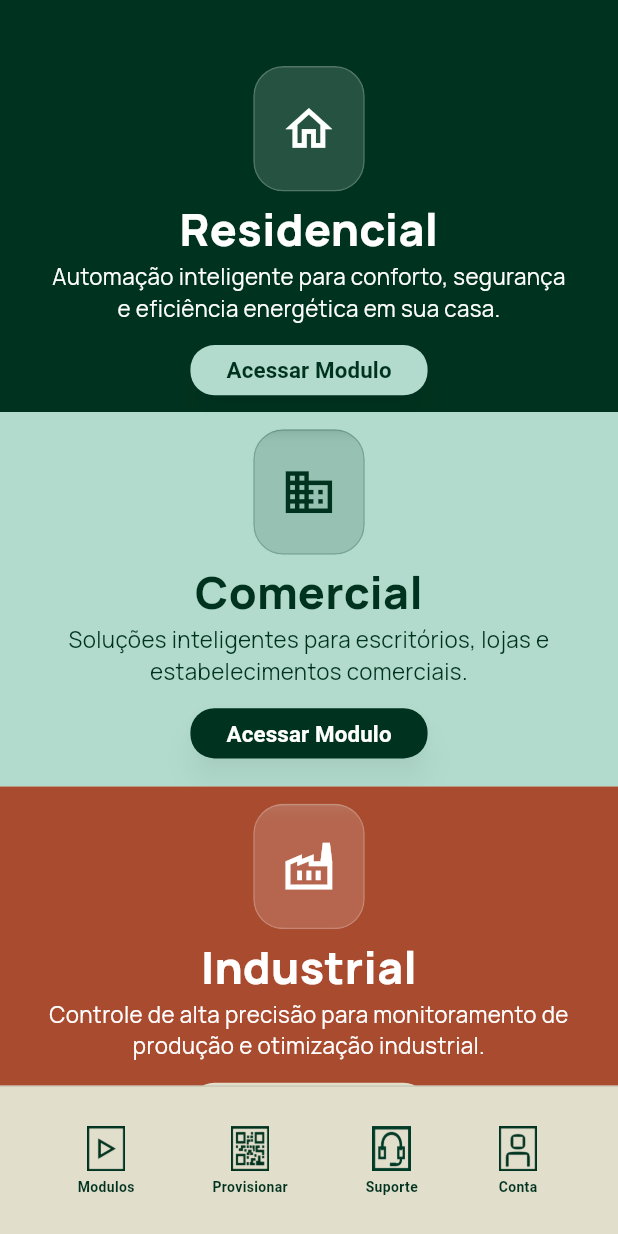
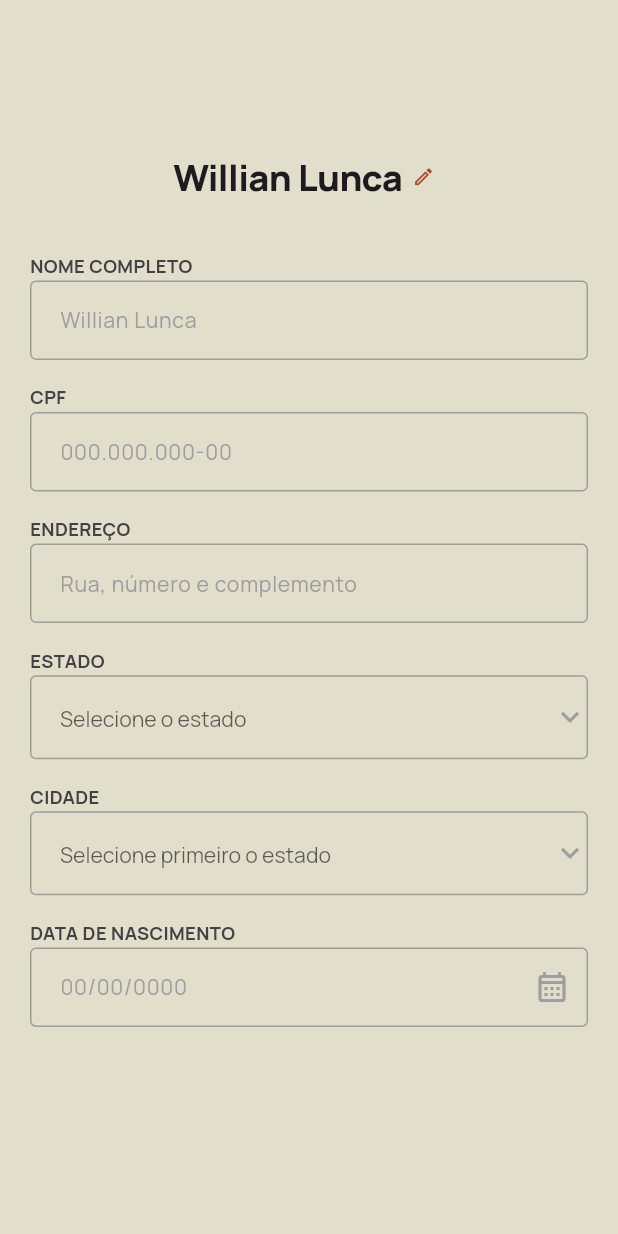
Before and after one commit to willianlunca/billhard_app_mobile, a Flutter app: the Modulos screen opened directly, after a tap on "Conta", on a phone screen of 412 x 824 dp. Run offline on Flutter 3.47's test engine with Material 3 defaults, Android fonts, the phone set to English and light mode, and no system bars; our stand-ins replace google_fonts, lottie, shared_preferences, supabase_flutter; missing offline and left inert: flutter_carplay; accounts and stored records are empty.

Commit message:
Criando tela de conta de usuário

```diff
--- a/lib/main.dart
+++ b/lib/main.dart
@@ -6,6 +6,7 @@ import 'package:flutter/services.dart';
 import 'package:billhard_app_mobile/pages/modulos.dart';
 import 'package:billhard_app_mobile/pages/equipamentos.dart';
 import 'package:billhard_app_mobile/pages/login.dart';
+import 'package:billhard_app_mobile/pages/conta.dart';
 import 'package:billhard_app_mobile/pages/novo_usuario.dart';
 import 'package:billhard_app_mobile/pages/recupera_senha.dart';
 import 'package:billhard_app_mobile/services/pagina_persistente_service.dart';
@@ -47,6 +48,7 @@ class _AuthCheckState extends State<AuthCheck> {
       'Novousuario': const Novousuario(),
       'RecuperaSenha': const RecuperaSenha(),
       'Modulos': const Modulos(),
+      'Conta': const Conta(),
     };
 
     setState(() {
--- /dev/null
+++ b/lib/pages/conta.dart
@@ -0,0 +1,520 @@
+import 'dart:convert';
+
+import 'package:flutter/material.dart';
+import 'package:flutter/services.dart';
+import 'package:google_fonts/google_fonts.dart';
+import 'package:http/http.dart' as http;
+
+import 'package:billhard_app_mobile/colors/colors.dart';
+import 'package:billhard_app_mobile/services/pagina_persistente_service.dart';
+import 'package:billhard_app_mobile/utils/responsive.dart';
+
+class Conta extends StatefulWidget {
+  const Conta({super.key});
+
+  @override
+  State<Conta> createState() => _ContaState();
+}
+
+class _ContaState extends State<Conta> {
+  bool modoEdicao = false;
+  bool carregandoCidades = false;
+
+  final FocusNode senhaFocus = FocusNode();
+
+  final TextEditingController nomeController = TextEditingController();
+  final TextEditingController cpfController = TextEditingController();
+  final TextEditingController enderecoController = TextEditingController();
+  final TextEditingController dataNascimentoController =
+      TextEditingController();
+
+  String? estadoSelecionado;
+  String? cidadeSelecionada;
+
+  List<String> cidades = [];
+
+  final List<String> estados = [
+    'AC',
+    'AL',
+    'AP',
+    'AM',
+    'BA',
+    'CE',
+    'DF',
+    'ES',
+    'GO',
+    'MA',
+    'MT',
+    'MS',
+    'MG',
+    'PA',
+    'PB',
+    'PR',
+    'PE',
+    'PI',
+    'RJ',
+    'RN',
+    'RS',
+    'RO',
+    'RR',
+    'SC',
+    'SP',
+    'SE',
+    'TO',
+  ];
+
+  @override
+  void initState() {
+    super.initState();
+    _salvarPaginaAtual();
+  }
+
+  Future<void> _salvarPaginaAtual() async {
+    await PaginaPersistenteService.salvarPagina('Conta');
+
+    debugPrint('Página Conta salva');
+  }
+
+  void alternarModoEdicao() {
+    if (modoEdicao) {
+      FocusManager.instance.primaryFocus?.unfocus();
+    }
+
+    setState(() {
+      modoEdicao = !modoEdicao;
+    });
+
+    debugPrint('Modo edição: $modoEdicao');
+  }
+
+  Future<void> carregarCidades(String estado) async {
+    setState(() {
+      carregandoCidades = true;
+      cidadeSelecionada = null;
+      cidades = [];
+    });
+
+    try {
+      final url = Uri.parse(
+        'https://servicodados.ibge.gov.br/api/v1/localidades/estados/'
+        '$estado/municipios?orderBy=nome',
+      );
+
+      final resposta = await http.get(url);
+
+      if (resposta.statusCode != 200) {
+        throw Exception('Erro ao carregar cidades');
+      }
+
+      final List<dynamic> dados = jsonDecode(resposta.body);
+
+      final novasCidades = dados
+          .map((cidade) => cidade['nome'].toString())
+          .toList();
+
+      if (!mounted) {
+        return;
+      }
+
+      setState(() {
+        cidades = novasCidades;
+      });
+    } catch (erro) {
+      debugPrint('Erro ao carregar cidades: $erro');
+
+      if (!mounted) {
+        return;
+      }
+
+      ScaffoldMessenger.of(context).showSnackBar(
+        const SnackBar(content: Text('Não foi possível carregar as cidades.')),
+      );
+    } finally {
+      if (mounted) {
+        setState(() {
+          carregandoCidades = false;
+        });
+      }
+    }
+  }
+
+  Future<void> selecionarDataNascimento() async {
+    if (!modoEdicao) {
+      return;
+    }
+
+    final agora = DateTime.now();
+
+    final dataSelecionada = await showDatePicker(
+      context: context,
+      initialDate: DateTime(1990),
+      firstDate: DateTime(1900),
+      lastDate: agora,
+      initialEntryMode: DatePickerEntryMode.calendarOnly,
+      locale: const Locale('pt', 'BR'),
+      helpText: 'DATA DE NASCIMENTO',
+      cancelText: 'CANCELAR',
+      confirmText: 'CONFIRMAR',
+    );
+
+    if (dataSelecionada == null) {
+      return;
+    }
+
+    final dia = dataSelecionada.day.toString().padLeft(2, '0');
+    final mes = dataSelecionada.month.toString().padLeft(2, '0');
+    final ano = dataSelecionada.year.toString();
+
+    setState(() {
+      dataNascimentoController.text = '$dia/$mes/$ano';
+    });
+  }
+
+  InputDecoration inputDecoration({
+    required String hintText,
+    Widget? suffixIcon,
+  }) {
+    return InputDecoration(
+      hintText: hintText,
+      hintStyle: GoogleFonts.manrope(
+        fontWeight: FontWeight.w400,
+        color: Colors.grey.shade500,
+      ),
+      suffixIcon: suffixIcon,
+      contentPadding: const EdgeInsets.symmetric(horizontal: 16, vertical: 16),
+      enabledBorder: OutlineInputBorder(
+        borderRadius: BorderRadius.circular(4),
+        borderSide: const BorderSide(color: Colors.grey, width: 1),
+      ),
+      disabledBorder: OutlineInputBorder(
+        borderRadius: BorderRadius.circular(4),
+        borderSide: const BorderSide(color: Colors.grey, width: 1),
+      ),
+      focusedBorder: OutlineInputBorder(
+        borderRadius: BorderRadius.circular(4),
+        borderSide: const BorderSide(color: Colors.grey, width: 1),
+      ),
+    );
+  }
+
+  Widget tituloCampo({
+    required String titulo,
+    required BillhardResponsive ui,
+    double margemSuperior = 0.05,
+  }) {
+    return Container(
+      width: ui.cardWidth,
+      margin: EdgeInsets.only(top: ui.cardHeight * margemSuperior),
+      child: Row(
+        children: [
+          Text(
+            titulo,
+            style: GoogleFonts.manrope(
+              fontSize: ui.titleSize * 0.33,
+              fontWeight: FontWeight.w700,
+              color: Colors.grey.shade800,
+            ),
+          ),
+        ],
+      ),
+    );
+  }
+
+  @override
+  void dispose() {
+    senhaFocus.dispose();
+    nomeController.dispose();
+    cpfController.dispose();
+    enderecoController.dispose();
+    dataNascimentoController.dispose();
+
+    super.dispose();
+  }
+
+  @override
+  Widget build(BuildContext context) {
+    final ui = BillhardResponsive(context);
+
+    final estiloInput = GoogleFonts.manrope(
+      fontSize: ui.titleSize * 0.38,
+      fontWeight: FontWeight.w400,
+      color: Colors.black,
+    );
+
+    return Scaffold(
+      backgroundColor: BillhardColors.bege,
+      body: Stack(
+        children: [
+          SingleChildScrollView(
+            child: Column(
+              children: [
+                Container(
+                  margin: EdgeInsets.only(top: ui.cardHeight * 0.3),
+                  child: Row(
+                    mainAxisAlignment: MainAxisAlignment.center,
+                    children: [
+                      Container(
+                        child: Text(
+                          'Willian Lunca',
+                          style: GoogleFonts.manrope(
+                            fontSize: ui.titleSize * 0.65,
+                            fontWeight: FontWeight.w900,
+                            letterSpacing: -0.4,
+                          ),
+                        ),
+                      ),
+                      Container(
+                        child: Material(
+                          color: Colors.transparent,
+                          shape: const CircleBorder(),
+                          child: InkWell(
+                            customBorder: const CircleBorder(),
+                            splashColor: BillhardColors.verdePrincipal
+                                .withValues(alpha: 0.20),
+                            highlightColor: Colors.transparent,
+                            onTap: alternarModoEdicao,
+                            child: const SizedBox(
+                              width: 28,
+                              height: 28,
+                              child: Center(
+                                child: Icon(
+                                  Icons.edit_outlined,
+                                  color: BillhardColors.terraCota,
+                                  size: 15,
+                                ),
+                              ),
+                            ),
+                          ),
+                        ),
+                      ),
+                    ],
+                  ),
+                ),
+
+                tituloCampo(
+                  titulo: 'NOME COMPLETO',
+                  ui: ui,
+                  margemSuperior: 0.1,
+                ),
+
+                SizedBox(
+                  width: ui.cardWidth,
+                  child: IgnorePointer(
+                    ignoring: !modoEdicao,
+                    child: TextFormField(
+                      controller: nomeController,
+                      readOnly: !modoEdicao,
+                      keyboardType: TextInputType.name,
+                      textCapitalization: TextCapitalization.words,
+                      textInputAction: TextInputAction.next,
+                      style: estiloInput,
+                      decoration: inputDecoration(hintText: 'Willian Lunca'),
+                    ),
+                  ),
+                ),
+
+                tituloCampo(titulo: 'CPF', ui: ui),
+
+                SizedBox(
+                  width: ui.cardWidth,
+                  child: IgnorePointer(
+                    ignoring: !modoEdicao,
+                    child: TextFormField(
+                      controller: cpfController,
+                      readOnly: !modoEdicao,
+                      keyboardType: TextInputType.number,
+                      textInputAction: TextInputAction.next,
+                      inputFormatters: [
+                        FilteringTextInputFormatter.digitsOnly,
+                        LengthLimitingTextInputFormatter(11),
+                        CpfInputFormatter(),
+                      ],
+                      style: estiloInput,
+                      decoration: inputDecoration(hintText: '000.000.000-00'),
+                    ),
+                  ),
+                ),
+
+                tituloCampo(titulo: 'ENDEREÇO', ui: ui),
+
+                SizedBox(
+                  width: ui.cardWidth,
+                  child: IgnorePointer(
+                    ignoring: !modoEdicao,
+                    child: TextFormField(
+                      controller: enderecoController,
+                      readOnly: !modoEdicao,
+                      keyboardType: TextInputType.streetAddress,
+                      textCapitalization: TextCapitalization.words,
+                      textInputAction: TextInputAction.next,
+                      style: estiloInput,
+                      decoration: inputDecoration(
+                        hintText: 'Rua, número e complemento',
+                      ),
+                    ),
+                  ),
+                ),
+
+                tituloCampo(titulo: 'ESTADO', ui: ui),
+
+                SizedBox(
+                  width: ui.cardWidth,
+                  child: IgnorePointer(
+                    ignoring: !modoEdicao,
+                    child: DropdownButtonFormField<String>(
+                      initialValue: estadoSelecionado,
+                      isExpanded: true,
+                      style: estiloInput,
+                      decoration: inputDecoration(
+                        hintText: 'Selecione o estado',
+                      ),
+                      icon: const Icon(
+                        Icons.keyboard_arrow_down,
+                        color: Colors.grey,
+                      ),
+                      items: estados.map((estado) {
+                        return DropdownMenuItem<String>(
+                          value: estado,
+                          child: Text(estado, style: estiloInput),
+                        );
+                      }).toList(),
+                      onChanged: modoEdicao
+                          ? (novoEstado) {
+                              if (novoEstado == null) {
+                                return;
+                              }
+
+                              setState(() {
+                                estadoSelecionado = novoEstado;
+                              });
+
+                              carregarCidades(novoEstado);
+                            }
+                          : null,
+                    ),
+                  ),
+                ),
+
+                tituloCampo(titulo: 'CIDADE', ui: ui),
+
+                SizedBox(
+                  width: ui.cardWidth,
+                  child: IgnorePointer(
+                    ignoring:
+                        !modoEdicao ||
+                        estadoSelecionado == null ||
+                        carregandoCidades,
+                    child: DropdownButtonFormField<String>(
+                      initialValue: cidadeSelecionada,
+                      isExpanded: true,
+                      style: estiloInput,
+                      decoration: inputDecoration(
+                        hintText: carregandoCidades
+                            ? 'Carregando cidades...'
+                            : estadoSelecionado == null
+                            ? 'Selecione primeiro o estado'
+                            : 'Selecione a cidade',
+                        suffixIcon: carregandoCidades
+                            ? const Padding(
+                                padding: EdgeInsets.all(14),
+                                child: SizedBox(
+                                  width: 18,
+                                  height: 18,
+                                  child: CircularProgressIndicator(
+                                    strokeWidth: 2,
+                                  ),
+                                ),
+                              )
+                            : null,
+                      ),
+                      icon: const Icon(
+                        Icons.keyboard_arrow_down,
+                        color: Colors.grey,
+                      ),
+                      items: cidades.map((cidade) {
+                        return DropdownMenuItem<String>(
+                          value: cidade,
+                          child: Text(
+                            cidade,
+                            overflow: TextOverflow.ellipsis,
+                            style: estiloInput,
+                          ),
+                        );
+                      }).toList(),
+                      onChanged: modoEdicao && !carregandoCidades
+                          ? (novaCidade) {
+                              setState(() {
+                                cidadeSelecionada = novaCidade;
+                              });
+                            }
+                          : null,
+                    ),
+                  ),
+                ),
+
+                tituloCampo(titulo: 'DATA DE NASCIMENTO', ui: ui),
+
+                SizedBox(
+                  width: ui.cardWidth,
+                  child: IgnorePointer(
+                    ignoring: !modoEdicao,
+                    child: TextFormField(
+                      controller: dataNascimentoController,
+                      readOnly: true,
+                      style: estiloInput,
+                      onTap: selecionarDataNascimento,
+                      decoration: inputDecoration(
+                        hintText: '00/00/0000',
+                        suffixIcon: const Icon(
+                          Icons.calendar_month_outlined,
+                          color: Colors.grey,
+                        ),
+                      ),
+                    ),
+                  ),
+                ),
+
+                SizedBox(height: ui.cardHeight * 0.15),
+              ],
+            ),
+          ),
+        ],
+      ),
+    );
+  }
+}
+
+class CpfInputFormatter extends TextInputFormatter {
+  @override
+  TextEditingValue formatEditUpdate(
+    TextEditingValue oldValue,
+    TextEditingValue newValue,
+  ) {
+    final numeros = newValue.text.replaceAll(RegExp(r'[^0-9]'), '');
+
+    if (numeros.isEmpty) {
+      return const TextEditingValue();
+    }
+
+    final buffer = StringBuffer();
+
+    for (int i = 0; i < numeros.length && i < 11; i++) {
+      if (i == 3 || i == 6) {
+        buffer.write('.');
+      }
+
+      if (i == 9) {
+        buffer.write('-');
+      }
+
+      buffer.write(numeros[i]);
+    }
+
+    final textoFormatado = buffer.toString();
+
+    return TextEditingValue(
+      text: textoFormatado,
+      selection: TextSelection.collapsed(offset: textoFormatado.length),
+    );
+  }
+}
--- a/lib/pages/modulos.dart
+++ b/lib/pages/modulos.dart
@@ -6,6 +6,7 @@ import 'package:google_fonts/google_fonts.dart';
 import 'package:billhard_app_mobile/colors/colors.dart';
 import 'package:billhard_app_mobile/services/pagina_persistente_service.dart';
 import 'package:billhard_app_mobile/utils/responsive.dart';
+import 'package:billhard_app_mobile/pages/conta.dart';
 
 class Modulos extends StatefulWidget {
   const Modulos({super.key});
@@ -329,13 +330,21 @@ class _ModulosState extends State<Modulos> {
                 mainAxisAlignment: MainAxisAlignment.spaceEvenly,
                 crossAxisAlignment: CrossAxisAlignment.center,
                 children: [
-                  InkWell(
+                  Material(
+                    color: Colors.transparent,
+                    child: InkWell(
+                      customBorder: const CircleBorder(),
+                      splashColor: BillhardColors.verdePrincipal.withOpacity(
+                        0.20,
+                      ),
+                      highlightColor: Colors.transparent,
                       onTap: () {
                         print('click');
                       },
-                    child: Center(
+                      child: SizedBox(
+                        width: 90,
+                        height: 90,
                         child: Column(
-                        mainAxisSize: MainAxisSize.min,
                           mainAxisAlignment: MainAxisAlignment.center,
                           children: [
                             SizedBox(
@@ -346,9 +355,10 @@ class _ModulosState extends State<Modulos> {
                                 fit: BoxFit.contain,
                               ),
                             ),
-                          const SizedBox(height: 4),
+                            const SizedBox(height: 6),
                             Text(
                               'Modulos',
+                              textAlign: TextAlign.center,
                               style: TextStyle(
                                 fontSize: ui.titleSize * 0.25,
                                 fontWeight: FontWeight.w700,
@@ -359,14 +369,23 @@ class _ModulosState extends State<Modulos> {
                         ),
                       ),
                     ),
+                  ),
 
-                  InkWell(
+                  Material(
+                    color: Colors.transparent,
+                    child: InkWell(
+                      customBorder: const CircleBorder(),
+                      splashColor: BillhardColors.verdePrincipal.withOpacity(
+                        0.20,
+                      ),
+                      highlightColor: Colors.transparent,
                       onTap: () {
                         print('click');
                       },
-                    child: Center(
+                      child: SizedBox(
+                        width: 90,
+                        height: 90,
                         child: Column(
-                        mainAxisSize: MainAxisSize.min,
                           mainAxisAlignment: MainAxisAlignment.center,
                           children: [
                             SizedBox(
@@ -377,9 +396,10 @@ class _ModulosState extends State<Modulos> {
                                 fit: BoxFit.contain,
                               ),
                             ),
-                          const SizedBox(height: 4),
+                            const SizedBox(height: 6),
                             Text(
                               'Provisionar',
+                              textAlign: TextAlign.center,
                               style: TextStyle(
                                 fontSize: ui.titleSize * 0.25,
                                 fontWeight: FontWeight.w700,
@@ -390,14 +410,23 @@ class _ModulosState extends State<Modulos> {
                         ),
                       ),
                     ),
+                  ),
 
-                  InkWell(
+                  Material(
+                    color: Colors.transparent,
+                    child: InkWell(
+                      customBorder: const CircleBorder(),
+                      splashColor: BillhardColors.verdePrincipal.withOpacity(
+                        0.20,
+                      ),
+                      highlightColor: Colors.transparent,
                       onTap: () {
                         print('click');
                       },
-                    child: Center(
+                      child: SizedBox(
+                        width: 90,
+                        height: 90,
                         child: Column(
-                        mainAxisSize: MainAxisSize.min,
                           mainAxisAlignment: MainAxisAlignment.center,
                           children: [
                             SizedBox(
@@ -408,9 +437,10 @@ class _ModulosState extends State<Modulos> {
                                 fit: BoxFit.contain,
                               ),
                             ),
-                          const SizedBox(height: 4),
+                            const SizedBox(height: 6),
                             Text(
                               'Suporte',
+                              textAlign: TextAlign.center,
                               style: TextStyle(
                                 fontSize: ui.titleSize * 0.25,
                                 fontWeight: FontWeight.w700,
@@ -421,14 +451,26 @@ class _ModulosState extends State<Modulos> {
                         ),
                       ),
                     ),
+                  ),
 
-                  InkWell(
+                  Material(
+                    color: Colors.transparent,
+                    child: InkWell(
+                      customBorder: const CircleBorder(),
+                      splashColor: BillhardColors.verdePrincipal.withOpacity(
+                        0.20,
+                      ),
+                      highlightColor: Colors.transparent,
                       onTap: () {
-                      print('click');
+                        Navigator.push(
+                          context,
+                          MaterialPageRoute(builder: (_) => const Conta()),
+                        );
                       },
-                    child: Center(
+                      child: SizedBox(
+                        width: 90,
+                        height: 90,
                         child: Column(
-                        mainAxisSize: MainAxisSize.min,
                           mainAxisAlignment: MainAxisAlignment.center,
                           children: [
                             SizedBox(
@@ -439,9 +481,10 @@ class _ModulosState extends State<Modulos> {
                                 fit: BoxFit.contain,
                               ),
                             ),
-                          const SizedBox(height: 4),
+                            const SizedBox(height: 6),
                             Text(
                               'Conta',
+                              textAlign: TextAlign.center,
                               style: TextStyle(
                                 fontSize: ui.titleSize * 0.25,
                                 fontWeight: FontWeight.w700,
@@ -449,6 +492,7 @@ class _ModulosState extends State<Modulos> {
                               ),
                             ),
                           ],
+                        ),
                       ),
                     ),
                   ),
--- a/pubspec.yaml
+++ b/pubspec.yaml
@@ -39,6 +39,7 @@ dependencies:
   push: ^3.3.3
   google_fonts: ^8.1.0
   shared_preferences: ^2.5.3
+  http: ^1.6.0
 
 dev_dependencies:
   flutter_test:
```
Also changed, not shown: prototipacao/Conta/screen.png (added), pubspec.lock, 3 other files. Lines whose indentation alone changed are shown as unchanged.
